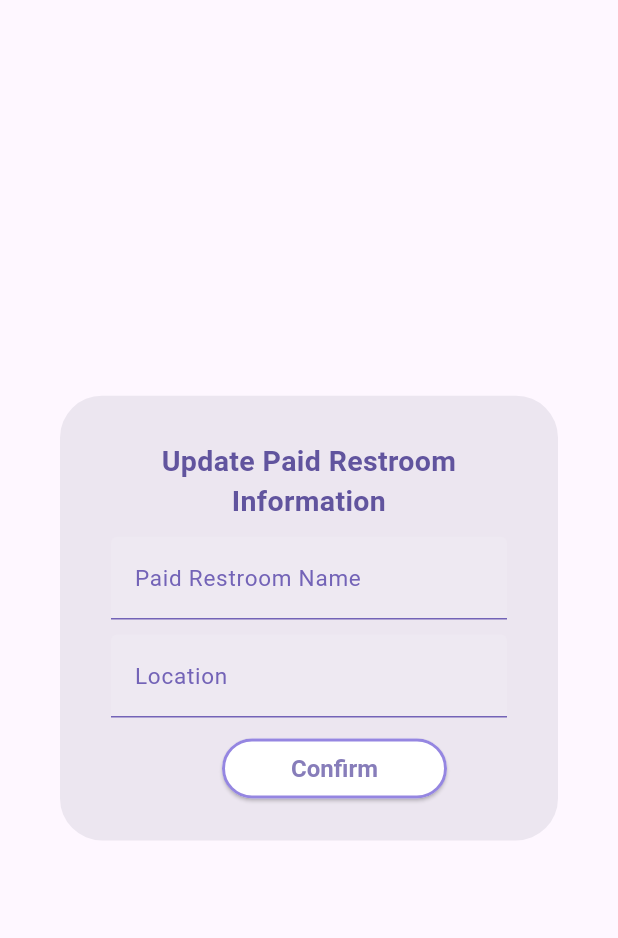
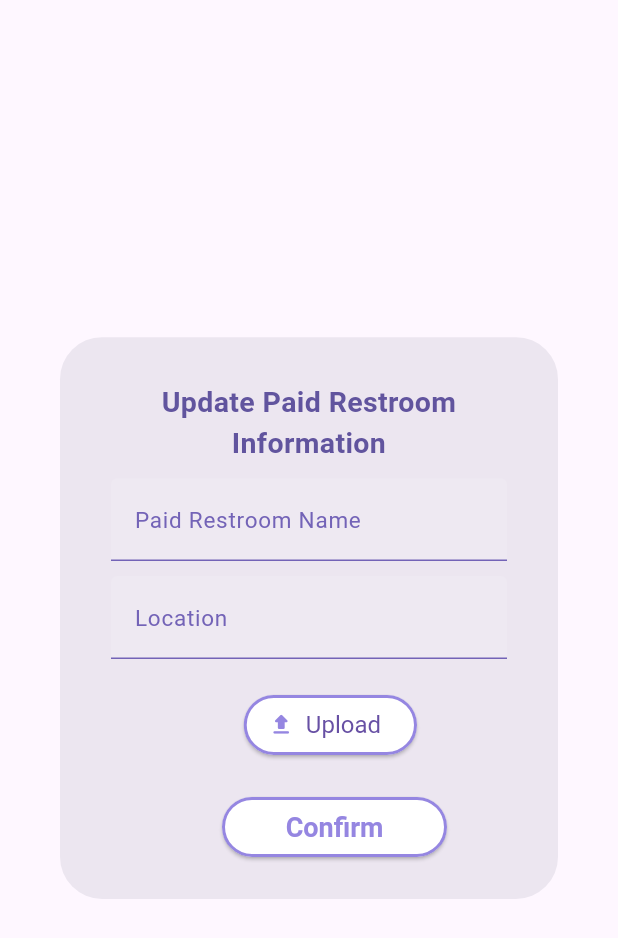
Before and after one commit to Aron2811/PayRestroom-Tracker, a Flutter app: the ChangeInfoDialog widget shown alone on an empty page, opened directly, on a phone screen of 412 x 824 dp. Shown: the top 938 px of the screen. Run offline on Flutter 3.47's test engine with Material 3 defaults, Android fonts, the light colour scheme and no system bars; our stand-ins replace another_carousel_pro, cloud_firestore, custom_rating_bar, firebase_auth, firebase_core, firebase_storage and 5 more; accounts and stored records are empty.

Commit message:
display tag to all

```diff
--- a/payrestroomtracker/lib/pages/dialog/admin_edit_info.dart
+++ b/payrestroomtracker/lib/pages/dialog/admin_edit_info.dart
@@ -77,7 +77,30 @@ class ChangeInfoDialog extends StatelessWidget {
               filled: true,
             ),
           )),
-      const SizedBox(height: 10),
+      const SizedBox(height: 20),
+      Padding(
+          padding: const EdgeInsets.symmetric(horizontal: 70.0),
+          child: ElevatedButton.icon(
+        style: ElevatedButton.styleFrom(
+            enableFeedback: false,
+            backgroundColor: Colors.white,
+            minimumSize: const Size(100, 40),
+            shape:
+                RoundedRectangleBorder(borderRadius: BorderRadius.circular(50)),
+            side: BorderSide(
+              color: Color.fromARGB(
+                      255, 149, 134, 225), //Set the border color
+              width: 2.0,
+            ),
+            textStyle:
+                const TextStyle(fontSize: 16)),
+        onPressed: () {},
+        icon: Icon(Icons.upload_rounded,
+            color: Color.fromARGB(
+                      255, 149, 134, 225)),
+        label: const Text("Upload"),
+      )),
+      const SizedBox(height: 20),
       Padding(
           padding: const EdgeInsets.symmetric(horizontal: 50.0),
           child: ElevatedButton(
@@ -94,9 +117,11 @@ class ChangeInfoDialog extends StatelessWidget {
                   width: 2.0, // Set the border width
                 ),
               ),
-              foregroundColor: Color.fromARGB(255, 135, 125, 186),
+              foregroundColor: Color.fromARGB(
+                      255, 149, 134, 225),
               textStyle: const TextStyle(
-                fontSize: 16,
+                fontSize: 18,
+                fontWeight: FontWeight.bold
               ),
             ),
             child: const Text(
```
Also changed, not shown: payrestroomtracker/lib/pages/admin/adminMap.dart (+16 -10 lines).
